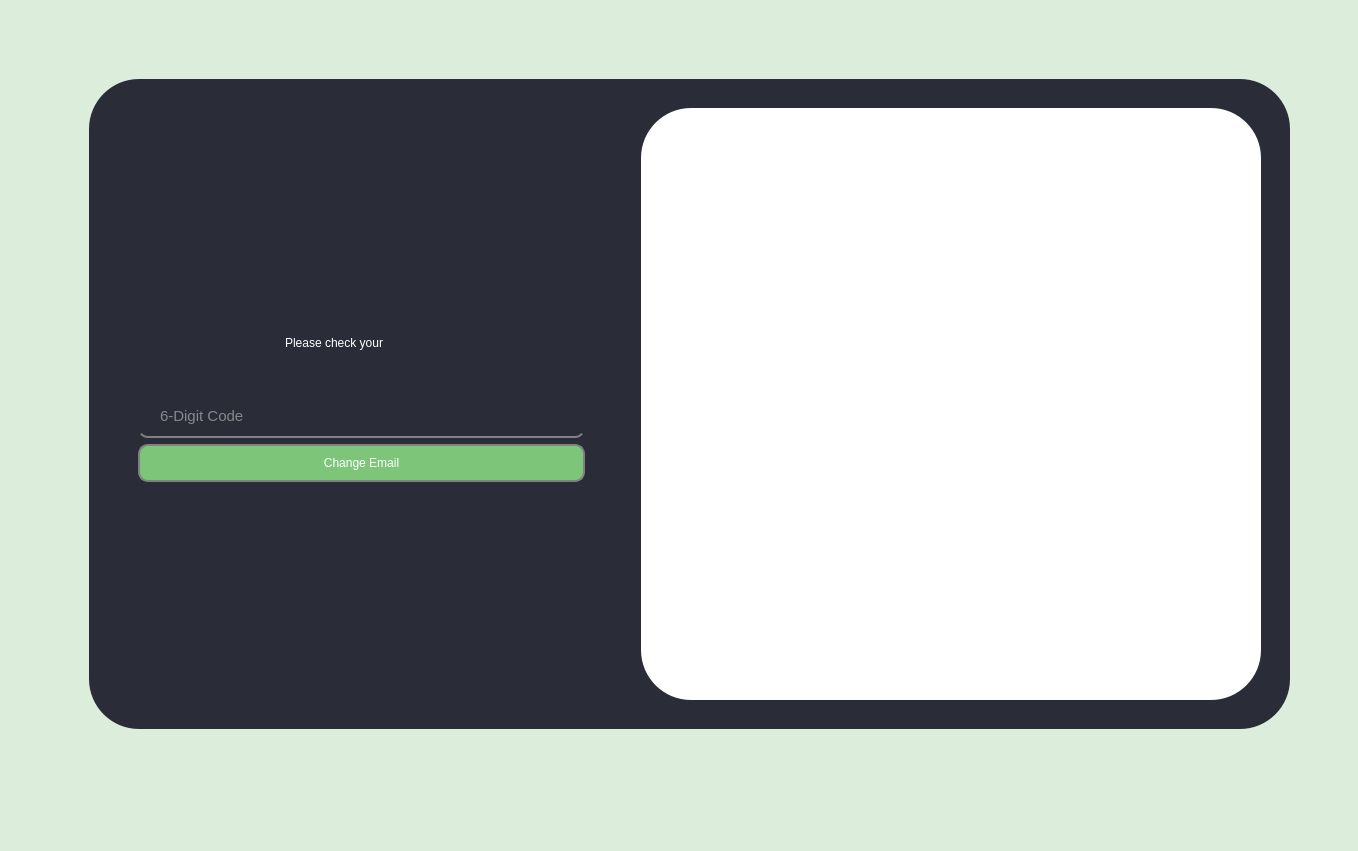
Old version of the form mainwindow.ui in the repository aadityapyarla1983024/QuizMania.
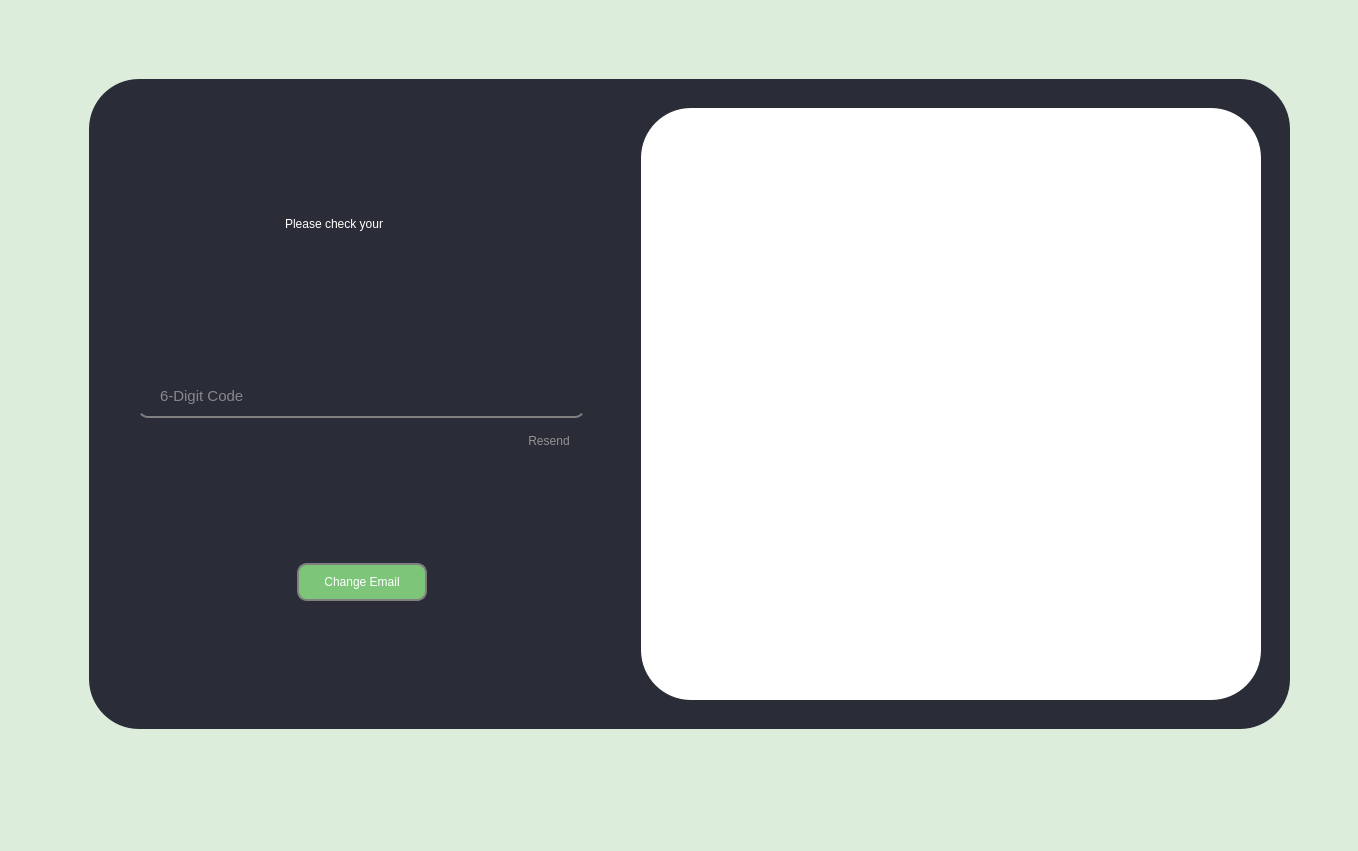
New version of the form. The open tabs and pages were chosen to show the change. Icons and pictures are not drawn.

Commit message: Timer func added for resending mail OTP

What changed in the file:
```diff
--- a/mainwindow.ui
+++ b/mainwindow.ui
@@ -35,6 +35,9 @@
     </sizepolicy>
    </property>
    <layout class="QHBoxLayout" name="horizontalLayout_5">
+    <item>
+     <layout class="QHBoxLayout" name="horizontalLayout_9"/>
+    </item>
     <item>
      <widget class="QStackedWidget" name="stackedWidget">
       <property name="minimumSize">
@@ -349,7 +352,7 @@
         font-size: 11pt;
         border-radius: 10px;
         margin-top: 30px;
-    color: rgb(226, 226, 226);
+    		color: rgb(226, 226, 226);
 }
 
 QLineEdit:hover {
@@ -368,18 +371,38 @@
 QPushButton:hover {
         background-color: rgb(76, 120, 73);
         border-radius: 10px;
+}
 
+#resendButton {
+	background-color: transparent;
+	border: transparent;
+	font: 500 10pt;
+	padding: 0px 15px 0px 0px;
+}
+
+#resendButton:disabled {
+	color: rgb(147, 147, 147)
+}
+
+#resendButton:hover {
+	text-decoration: underline;
 }
 
 QLabel {
         padding: 10px 40px 10px 10px;
-    color: white;
+   		color: white;
+		font: 600 11pt &quot;Fira Code SemiBold&quot;;
 }
 
 QPushButton:disabled {
         background-color: rgb(168, 197, 163);
 }
 
+#resendtimer {
+	 color: rgb(147, 147, 147)
+}
+
+
 </string>
         </property>
         <property name="frameShape">
@@ -393,22 +416,6 @@
              <property name="leftMargin">
               <number>0</number>
              </property>
-             <item row="2" column="0">
-              <widget class="QLineEdit" name="emailConfirmCode">
-               <property name="inputMask">
-                <string/>
-               </property>
-               <property name="maxLength">
-                <number>6</number>
-               </property>
-               <property name="placeholderText">
-                <string>6-Digit Code</string>
-               </property>
-               <property name="clearButtonEnabled">
-                <bool>true</bool>
-               </property>
-              </widget>
-             </item>
              <item row="1" column="0" alignment="Qt::AlignHCenter|Qt::AlignVCenter">
               <widget class="QLabel" name="emailConfirmHeading">
                <property name="styleSheet">
@@ -436,7 +443,7 @@
                </property>
               </spacer>
              </item>
-             <item row="4" column="0">
+             <item row="7" column="0">
               <spacer name="verticalSpacer_5">
                <property name="orientation">
                 <enum>Qt::Vertical</enum>
@@ -449,7 +456,75 @@
                </property>
               </spacer>
              </item>
+             <item row="4" column="0">
+              <layout class="QHBoxLayout" name="horizontalLayout_8">
+               <item>
+                <widget class="QLabel" name="resendTimer">
+                 <property name="text">
+                  <string/>
+                 </property>
+                </widget>
+               </item>
+               <item>
+                <spacer name="horizontalSpacer_5">
+                 <property name="orientation">
+                  <enum>Qt::Horizontal</enum>
+                 </property>
+                 <property name="sizeHint" stdset="0">
+                  <size>
+                   <width>40</width>
+                   <height>20</height>
+                  </size>
+                 </property>
+                </spacer>
+               </item>
+               <item>
+                <widget class="QPushButton" name="resendButton">
+                 <property name="enabled">
+                  <bool>false</bool>
+                 </property>
+                 <property name="cursor">
+                  <cursorShape>PointingHandCursor</cursorShape>
+                 </property>
+                 <property name="text">
+                  <string>Resend</string>
+                 </property>
+                </widget>
+               </item>
+              </layout>
+             </item>
              <item row="3" column="0">
+              <widget class="QLineEdit" name="emailConfirmCode">
+               <property name="inputMask">
+                <string/>
+               </property>
+               <property name="maxLength">
+                <number>6</number>
+               </property>
+               <property name="placeholderText">
+                <string>6-Digit Code</string>
+               </property>
+               <property name="clearButtonEnabled">
+                <bool>true</bool>
+               </property>
+              </widget>
+             </item>
+             <item row="6" column="0">
+              <layout class="QHBoxLayout" name="horizontalLayout_10">
+               <item>
+                <spacer name="horizontalSpacer_3">
+                 <property name="orientation">
+                  <enum>Qt::Horizontal</enum>
+                 </property>
+                 <property name="sizeHint" stdset="0">
+                  <size>
+                   <width>40</width>
+                   <height>20</height>
+                  </size>
+                 </property>
+                </spacer>
+               </item>
+               <item>
               <widget class="QPushButton" name="changeEmailButton">
                <property name="cursor">
                 <cursorShape>PointingHandCursor</cursorShape>
@@ -459,9 +534,50 @@
                </property>
               </widget>
              </item>
+               <item>
+                <spacer name="horizontalSpacer_4">
+                 <property name="orientation">
+                  <enum>Qt::Horizontal</enum>
+                 </property>
+                 <property name="sizeHint" stdset="0">
+                  <size>
+                   <width>40</width>
+                   <height>20</height>
+                  </size>
+                 </property>
+                </spacer>
+               </item>
+              </layout>
+             </item>
              <item row="5" column="0">
+              <spacer name="verticalSpacer_4">
+               <property name="orientation">
+                <enum>Qt::Vertical</enum>
+               </property>
+               <property name="sizeHint" stdset="0">
+                <size>
+                 <width>20</width>
+                 <height>40</height>
+                </size>
+               </property>
+              </spacer>
+             </item>
+             <item row="8" column="0">
               <layout class="QVBoxLayout" name="verticalLayout_2"/>
              </item>
+             <item row="2" column="0">
+              <spacer name="verticalSpacer_6">
+               <property name="orientation">
+                <enum>Qt::Vertical</enum>
+               </property>
+               <property name="sizeHint" stdset="0">
+                <size>
+                 <width>20</width>
+                 <height>40</height>
+                </size>
+               </property>
+              </spacer>
+             </item>
             </layout>
            </item>
            <item>
```
Lines whose indentation alone changed are shown as unchanged. The commit also changes 161 other files.
